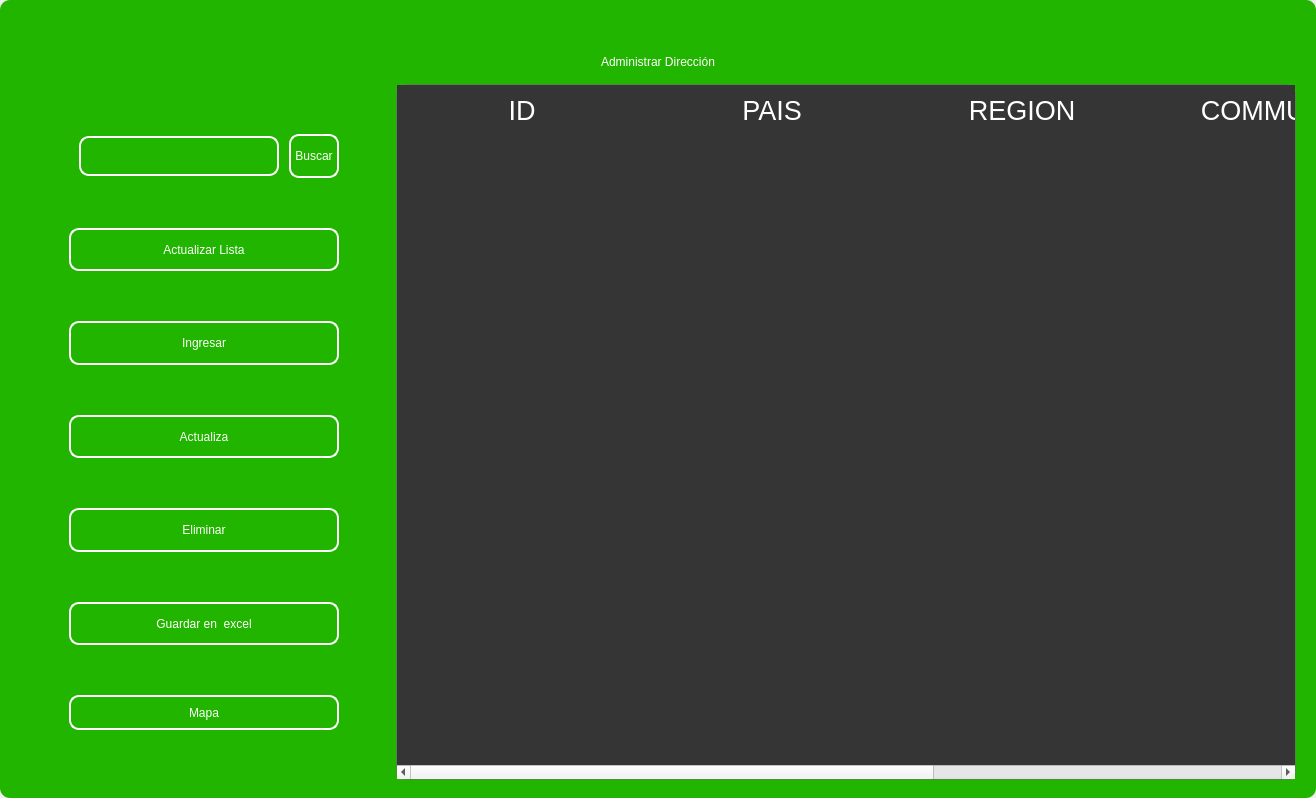
First picture: the form in design/standar/mainaddress3.ui, repository codemiguel-dev/ERP-EmprendeSoft-Desktop, before the edit.
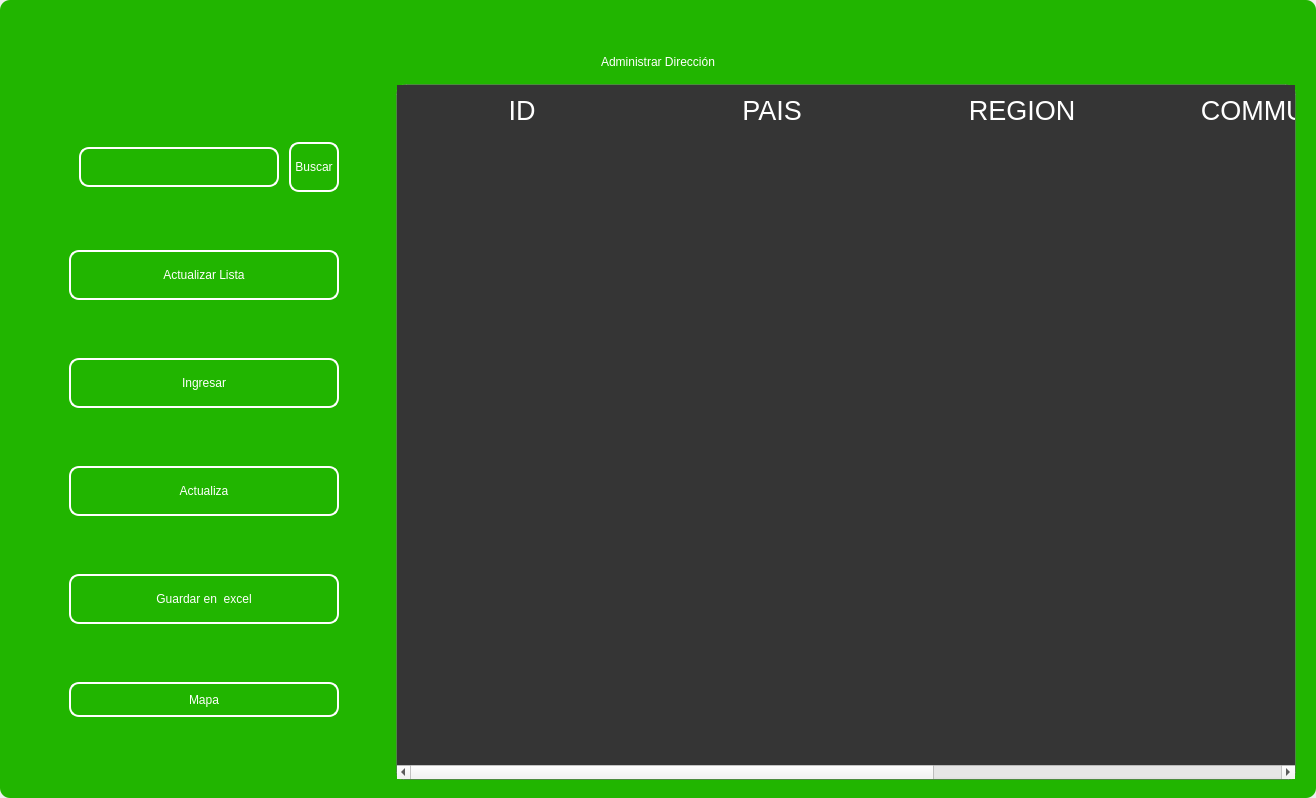
Second picture: the form after the edit. Icons and pictures are not drawn.

What changed in the file:
```diff
--- a/design/standar/mainaddress3.ui
+++ b/design/standar/mainaddress3.ui
@@ -640,50 +640,6 @@
               </property>
              </widget>
             </item>
-            <item>
-             <widget class="QPushButton" name="btn_delete">
-              <property name="minimumSize">
-               <size>
-                <width>0</width>
-                <height>40</height>
-               </size>
-              </property>
-              <property name="maximumSize">
-               <size>
-                <width>300</width>
-                <height>50</height>
-               </size>
-              </property>
-              <property name="cursor">
-               <cursorShape>PointingHandCursor</cursorShape>
-              </property>
-              <property name="styleSheet">
-               <string notr="true">QPushButton{
-border-radius:10px; 
-font: 12pt &quot;Arial&quot;;
-color: rgb(255, 255, 254);
-border: 2px solid #ffffff;
-}
-
-QPushButton:hover{
-border-radius:10px; 
-font: 12pt &quot;Arial&quot;;
-color: rgb(255, 255, 255);
-border: 2px solid rgb(120, 0, 171);
-	background-color: rgb(120, 0, 171);
-}</string>
-              </property>
-              <property name="text">
-               <string>Eliminar</string>
-              </property>
-              <property name="iconSize">
-               <size>
-                <width>35</width>
-                <height>35</height>
-               </size>
-              </property>
-             </widget>
-            </item>
             <item>
              <widget class="QPushButton" name="btn_excel">
               <property name="minimumSize">
```
